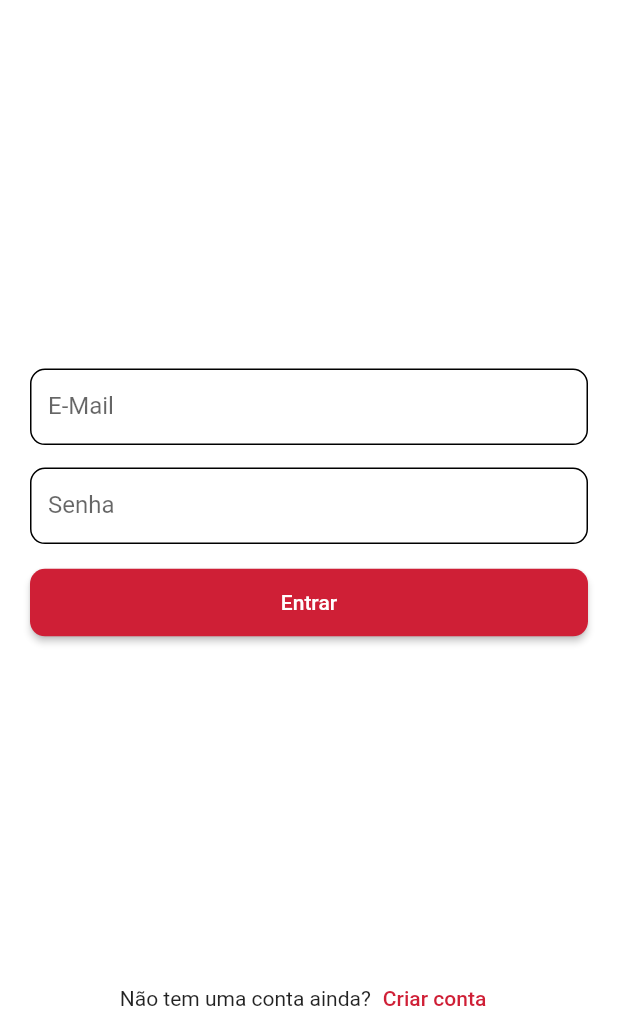
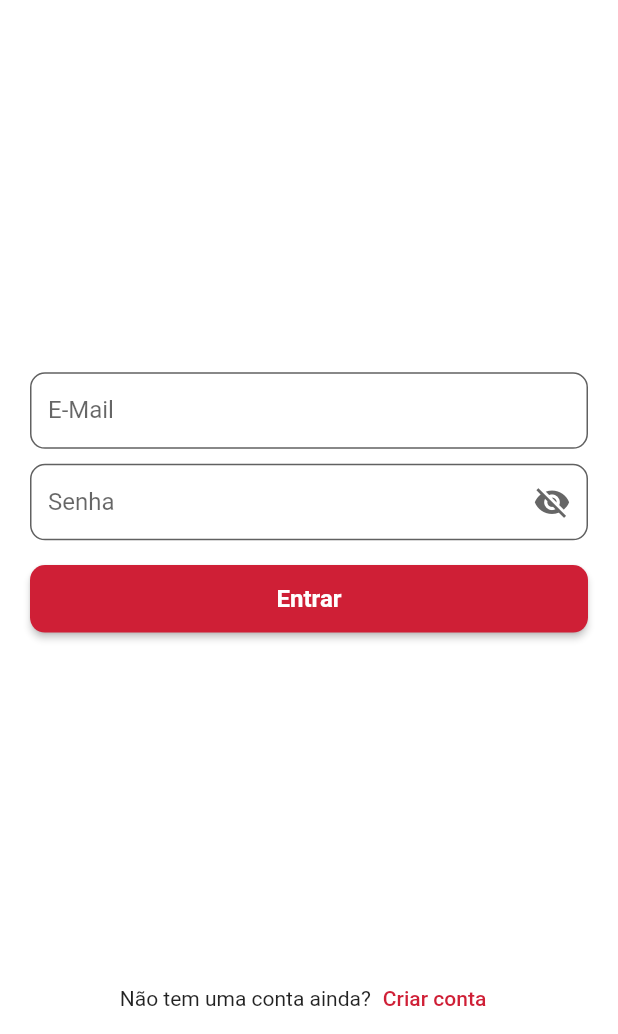
Before and after one commit to lucas3g/AppPontos, a Flutter app: the screen it shows after launch, on a phone screen of 412 x 824 dp, the part 202-1236 px from its top. Run offline on Flutter 3.47's test engine with Material 2 defaults, Android fonts, the phone set to English and light mode, and no system bars; our stand-ins replace another_flushbar, brasil_fields, cached_network_image, cherry_toast, curved_navigation_bar, firebase_core and 11 more; accounts and stored records are empty; generated files the repository leaves out were written again.

```diff
--- a/bio_app_pontos/lib/main.dart
+++ b/bio_app_pontos/lib/main.dart
@@ -23,7 +23,6 @@ Future<void> main() async {
       await Firebase.initializeApp();
 
       await CustomFirebaseMessaging().inicialize();
-      await CustomFirebaseMessaging().getTokenFirebase();
 
       GetIt getIt = GetIt.I;
       getIt.registerSingleton<AppSettings>(AppSettings());
--- a/bio_app_pontos/lib/src/firebase_messaging/custom_firebase_messaging.dart
+++ b/bio_app_pontos/lib/src/firebase_messaging/custom_firebase_messaging.dart
@@ -15,6 +15,8 @@ class CustomFirebaseMessaging {
   Future<void> inicialize() async {
     await FirebaseMessaging.instance
         .setForegroundNotificationPresentationOptions(badge: true, sound: true);
+
+    await FirebaseMessaging.instance.subscribeToTopic("all");
 
     FirebaseMessaging.onMessage.listen((message) {
       RemoteNotification? notification = message.notification;
--- a/bio_app_pontos/lib/src/pages/login/login_page.dart
+++ b/bio_app_pontos/lib/src/pages/login/login_page.dart
@@ -1,10 +1,25 @@
+import 'package:bio_app_pontos/src/components/my_input_widget.dart';
 import 'package:bio_app_pontos/src/pages/register/register_page.dart';
+import 'package:bio_app_pontos/src/theme/app_theme.dart';
 import 'package:bio_app_pontos/src/utils/constants.dart';
 import 'package:flutter/material.dart';
 import 'package:page_transition/page_transition.dart';
 
-class LoginPage extends StatelessWidget {
+class LoginPage extends StatefulWidget {
   const LoginPage({Key? key}) : super(key: key);
+
+  @override
+  State<LoginPage> createState() => _LoginPageState();
+}
+
+class _LoginPageState extends State<LoginPage> {
+  final emailController = TextEditingController();
+  final senhaController = TextEditingController();
+  late bool visiblePassword = false;
+  FocusNode email = FocusNode();
+  FocusNode password = FocusNode();
+  GlobalKey<FormState> keySenha = GlobalKey<FormState>();
+  GlobalKey<FormState> keyEmail = GlobalKey<FormState>();
 
   @override
   Widget build(BuildContext context) {
@@ -27,28 +42,44 @@ class LoginPage extends StatelessWidget {
             SizedBox(),
             Column(
               children: [
-                TextFormField(
-                  decoration: InputDecoration(
-                    label: Text('E-Mail'),
-                    filled: true,
-                    isDense: true,
-                    fillColor: Colors.transparent,
-                    enabledBorder: OutlineInputBorder(
-                      borderRadius: BorderRadius.circular(10),
+                MyInputWidget(
+                  autovalidateMode: AutovalidateMode.onUserInteraction,
+                  formKey: keyEmail,
+                  textEditingController: emailController,
+                  focusNode: email,
+                  hintText: 'E-Mail',
+                  campoVazio: 'Digite seu E-Mail',
+                  onFieldSubmitted: (value) {
+                    password.requestFocus();
+                  },
+                  onChanged: (String? email) {},
+                ),
+                SizedBox(height: 10),
+                MyInputWidget(
+                  autovalidateMode: AutovalidateMode.onUserInteraction,
+                  formKey: keySenha,
+                  textEditingController: senhaController,
+                  focusNode: password,
+                  obscureText: !visiblePassword,
+                  hintText: 'Senha',
+                  campoVazio: 'Digite sua Senha',
+                  suffixIcon: GestureDetector(
+                    child: Icon(
+                      visiblePassword ? Icons.visibility : Icons.visibility_off,
+                      size: 25,
+                      color: visiblePassword
+                          ? AppTheme.colors.primary
+                          : Color(0xFF666666),
                     ),
+                    onTap: () {
+                      visiblePassword = !visiblePassword;
+                      setState(() {});
+                    },
                   ),
-                ),
-                SizedBox(height: 15),
-                TextFormField(
-                  decoration: InputDecoration(
-                    label: Text('Senha'),
-                    filled: true,
-                    isDense: true,
-                    fillColor: Colors.transparent,
-                    enabledBorder: OutlineInputBorder(
-                      borderRadius: BorderRadius.circular(10),
-                    ),
-                  ),
+                  onFieldSubmitted: (value) {
+                    FocusScope.of(context).requestFocus(FocusNode());
+                  },
+                  onChanged: (String? senha) {},
                 ),
                 SizedBox(height: 15),
                 Row(
@@ -56,13 +87,21 @@ class LoginPage extends StatelessWidget {
                     Expanded(
                       child: ElevatedButton(
                         onPressed: () {
+                          if (!keyEmail.currentState!.validate() ||
+                              !keySenha.currentState!.validate()) {
+                            return;
+                          }
                           Navigator.pushNamedAndRemoveUntil(
                             context,
                             '/dashboard',
                             (route) => false,
                           );
                         },
-                        child: Text('Entrar'),
+                        child: Text(
+                          'Entrar',
+                          style:
+                              AppTheme.textStyles.button.copyWith(fontSize: 16),
+                        ),
                         style: ElevatedButton.styleFrom(
                           shape: RoundedRectangleBorder(
                             borderRadius: BorderRadius.circular(10),
@@ -87,7 +126,6 @@ class LoginPage extends StatelessWidget {
                       PageTransition(
                         child: RegisterPage(),
                         type: PageTransitionType.rightToLeftWithFade,
-                        childCurrent: this,
                         duration: Duration(milliseconds: 500),
                         curve: Curves.easeInOut,
                         alignment: Alignment.center,
--- a/bio_app_pontos/lib/src/theme/app_colors.dart
+++ b/bio_app_pontos/lib/src/theme/app_colors.dart
@@ -12,7 +12,7 @@ abstract class AppColors {
 
 class AppColorDefault implements AppColors {
   @override
-  Color get button => Color(0xFF666666);
+  Color get button => Colors.white;
 
   @override
   Color get backgroundPrimary => Color(0xFFFFFFFF);
--- a/bio_app_pontos/lib/src/theme/app_text_styles.dart
+++ b/bio_app_pontos/lib/src/theme/app_text_styles.dart
@@ -11,12 +11,13 @@ abstract class AppTextStyles {
   TextStyle get titlePontos;
   TextStyle get titleNome;
   TextStyle get titleImageNaoEncontrada;
+  TextStyle get textoSairApp;
 }
 
 class AppTextStylesDefault implements AppTextStyles {
   @override
   TextStyle get button => GoogleFonts.roboto(
-      fontSize: 16, fontWeight: FontWeight.w400, color: AppTheme.colors.button);
+      fontSize: 14, fontWeight: FontWeight.w700, color: AppTheme.colors.button);
 
   @override
   TextStyle get title => GoogleFonts.montserrat(
@@ -45,4 +46,8 @@ class AppTextStylesDefault implements AppTextStyles {
   @override
   TextStyle get titleImageNaoEncontrada => GoogleFonts.montserrat(
       fontSize: 12, color: Colors.black, fontWeight: FontWeight.w700);
+
+  @override
+  TextStyle get textoSairApp => GoogleFonts.montserrat(
+      fontSize: 14, color: Colors.black, fontWeight: FontWeight.w500);
 }
```
Also changed, not shown: bio_app_pontos/lib/src/controllers/historico/historico_controller.dart (+8 -6 lines), bio_app_pontos/lib/src/controllers/maps/maps_controller.dart (+43 -0 lines), bio_app_pontos/lib/src/pages/dashboard/config/config_page.dart (+40 -5 lines), bio_app_pontos/lib/src/pages/dashboard/dashboard_page.dart (+13 -11 lines), bio_app_pontos/lib/src/pages/dashboard/historico/historico_widget.dart (+3 -7 lines), bio_app_pontos/lib/src/pages/dashboard/localization/localization_widget.dart (+9 -43 lines), bio_app_pontos/lib/src/controllers/maps/maps_controller.g.dart.
